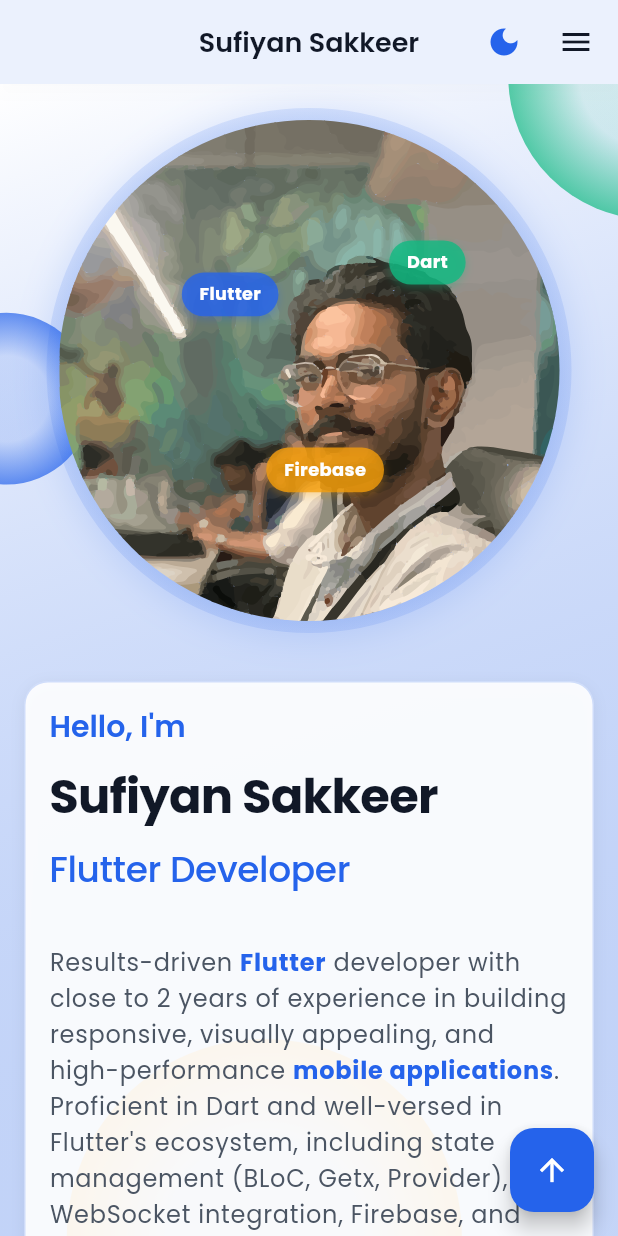
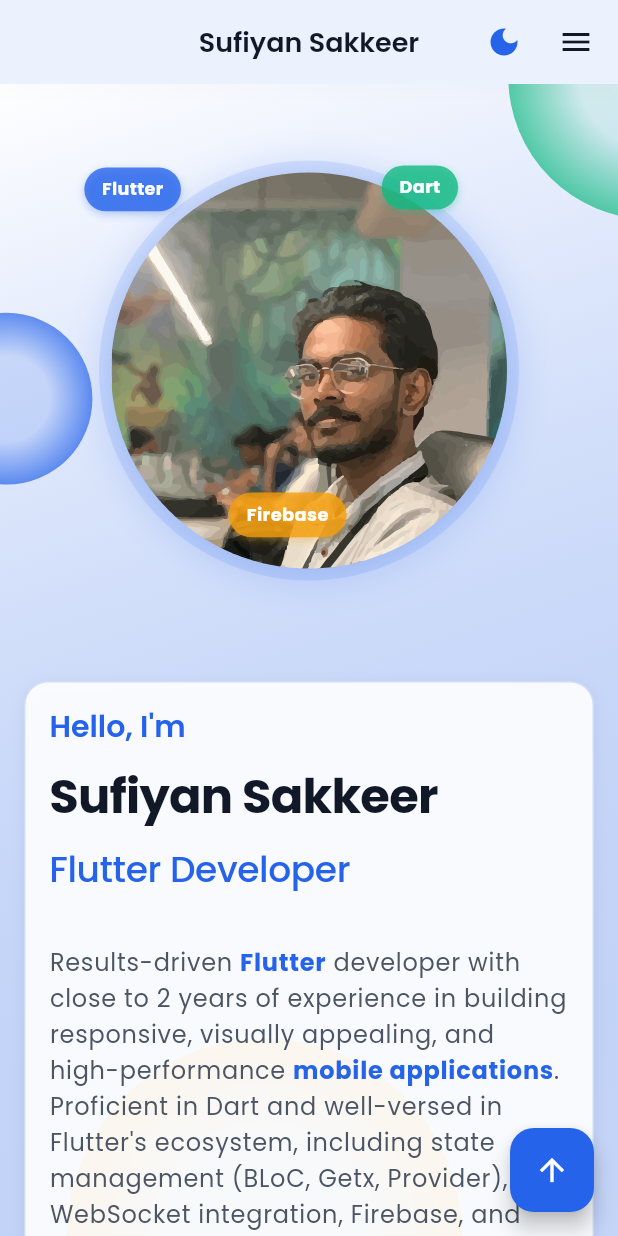
Before and after one commit to sufiyansakkeer/sufiyan-sakkeer-portfolio, a Flutter app: the screen it shows after launch, on a phone screen of 412 x 824 dp. Run offline on Flutter 3.47's test engine with Material 3 defaults, Android fonts, the phone set to English and light mode, and no system bars; drawn by our look-alikes of animated_text_kit; our stand-ins replace cloud_firestore, firebase_core, flutter_svg, font_awesome_flutter, google_fonts, shared_preferences; accounts and stored records are empty.

Commit message:
feat: Enhance AboutScreen layout with improved skill tag positioning and responsive design

```diff
--- a/lib/screens/about_screen.dart
+++ b/lib/screens/about_screen.dart
@@ -144,6 +144,7 @@ class AboutScreen extends StatelessWidget {
             flex: 5,
             child: Stack(
               alignment: Alignment.center,
+              clipBehavior: Clip.none,
               children: [
                 // Background decorative elements
                 Positioned(
@@ -191,8 +192,10 @@ class AboutScreen extends StatelessWidget {
           // Profile image with floating skill tags
           SizedBox(
             height: 350,
+            width: double.infinity,
             child: Stack(
               alignment: Alignment.center,
+              clipBehavior: Clip.none,
               children: [
                 _buildProfileImage(context),
                 ..._buildFloatingSkillTags(context, isMobile: true),
@@ -219,31 +222,46 @@ class AboutScreen extends StatelessWidget {
             ? ['Flutter', 'Dart', 'Firebase']
             : ['Flutter', 'Dart', 'Firebase', 'UI/UX', 'Mobile'];
 
+    // Get the center point based on image size
+    final imageSize = Helpers.isMobile(context) ? 280.0 : 320.0;
+    final centerX = imageSize / 2;
+    final centerY = imageSize / 2;
+
+    // Calculate positions relative to the center of the profile image
+    // with better distribution and no overflow
     final positions =
         isMobile
             ? [
-              const Offset(-60, -40),
-              const Offset(80, -60),
-              const Offset(0, 80),
+              Offset(centerX - 100, centerY - 100), // Top left
+              Offset(centerX + 100, centerY - 100), // Top right
+              Offset(centerX, centerY + 120), // Bottom center
             ]
             : [
-              const Offset(-120, -80),
-              const Offset(140, -100),
-              const Offset(160, 100),
-              const Offset(-140, 120),
-              const Offset(0, 160),
+              Offset(centerX - 160, centerY - 120), // Top left
+              Offset(centerX + 160, centerY - 120), // Top right
+              Offset(centerX + 180, centerY + 100), // Bottom right
+              Offset(centerX - 180, centerY + 100), // Bottom left
+              Offset(centerX, centerY + 180), // Bottom center
             ];
 
     // Use a fixed seed for deterministic randomness
     return List.generate(skills.length, (index) {
+      // Apply parallax effect with different intensity for each tag
+      final tagParallaxIntensity = 10.0 + (index * 5.0);
+
       return Positioned(
-        left: positions[index].dx + 150,
-        top: positions[index].dy + 150,
+        left: positions[index].dx,
+        top: positions[index].dy,
+        child: ParallaxEffect(
+          intensity: tagParallaxIntensity,
+          enableScrollEffect: true,
+          enableMouseTracking: !Helpers.isMobile(context),
           child: AnimatedSkillTag(
             skill: skills[index],
             color: _getColorForIndex(index, context),
             // Increase delay between animations for better performance
             delay: Duration(milliseconds: 500 * index),
+          ),
         ),
       );
     });
@@ -314,17 +332,24 @@ class AboutScreen extends StatelessWidget {
 
   Widget _buildProfileImage(BuildContext context) {
     // Reduce parallax intensity on mobile for better performance
-    final parallaxIntensity = Helpers.isMobile(context) ? 20.0 : 40.0;
+    final parallaxIntensity = Helpers.isMobile(context) ? 15.0 : 30.0;
+    final imageSize = Helpers.isMobile(context) ? 280.0 : 320.0;
 
-    return RepaintBoundary(
+    return Center(
+      child: RepaintBoundary(
         // Add RepaintBoundary to isolate repainting
         child: ParallaxEffect(
           intensity: parallaxIntensity,
           enableScrollEffect: true,
+          // Disable mouse tracking on mobile for better performance
+          enableMouseTracking: !Helpers.isMobile(context),
           child: Container(
-          constraints: const BoxConstraints(maxWidth: 350),
-          child: AspectRatio(
-            aspectRatio: 1,
+            width: imageSize,
+            height: imageSize,
+            constraints: BoxConstraints(
+              maxWidth: imageSize,
+              maxHeight: imageSize,
+            ),
             child: SlideRevealTransition(
               duration: const Duration(milliseconds: 1000),
               delay: const Duration(milliseconds: 300),
@@ -494,17 +519,24 @@ class AboutScreen extends StatelessWidget {
 
           const SizedBox(height: DesignSystem.spacingLg),
 
-          // Action buttons with parallax effect
-          ParallaxEffect(
-            intensity: 20.0,
-            enableScrollEffect: true,
-            child: SlideRevealTransition(
+          // Action buttons with individual parallax effects and responsive layout
+          SlideRevealTransition(
             duration: const Duration(milliseconds: 800),
             delay: const Duration(milliseconds: 1000),
             direction: SlideDirection.up,
-              child: Row(
+            child: Wrap(
+              spacing: DesignSystem.spacingMd,
+              runSpacing: DesignSystem.spacingMd,
+              alignment:
+                  Helpers.isMobile(context)
+                      ? WrapAlignment.center
+                      : WrapAlignment.start,
               children: [
-                  HoverEffect(
+                // Download Resume button with its own parallax effect
+                ParallaxEffect(
+                  intensity: 25.0,
+                  enableScrollEffect: true,
+                  child: HoverEffect(
                     scale: 1.05,
                     enableElevation: true,
                     child: ElevatedButton.icon(
@@ -514,8 +546,11 @@ class AboutScreen extends StatelessWidget {
                       icon: const Icon(Icons.download),
                       label: const Text('Download Resume'),
                       style: ElevatedButton.styleFrom(
-                        padding: const EdgeInsets.symmetric(
-                          horizontal: DesignSystem.spacingMd,
+                        padding: EdgeInsets.symmetric(
+                          horizontal:
+                              Helpers.isMobile(context)
+                                  ? DesignSystem.spacingSm
+                                  : DesignSystem.spacingMd,
                           vertical: DesignSystem.spacingSm,
                         ),
                         backgroundColor: Theme.of(context).colorScheme.primary,
@@ -524,10 +559,13 @@ class AboutScreen extends StatelessWidget {
                       ),
                     ),
                   ),
+                ),
 
-                  const SizedBox(width: DesignSystem.spacingMd),
-
-                  HoverEffect(
+                // Contact Me button with its own parallax effect
+                ParallaxEffect(
+                  intensity: 15.0,
+                  enableScrollEffect: true,
+                  child: HoverEffect(
                     scale: 1.05,
                     enableElevation: true,
                     child: OutlinedButton.icon(
@@ -544,8 +582,11 @@ class AboutScreen extends StatelessWidget {
                       icon: const Icon(Icons.email),
                       label: const Text('Contact Me'),
                       style: OutlinedButton.styleFrom(
-                        padding: const EdgeInsets.symmetric(
-                          horizontal: DesignSystem.spacingMd,
+                        padding: EdgeInsets.symmetric(
+                          horizontal:
+                              Helpers.isMobile(context)
+                                  ? DesignSystem.spacingSm
+                                  : DesignSystem.spacingMd,
                           vertical: DesignSystem.spacingSm,
                         ),
                         side: BorderSide(
@@ -555,8 +596,8 @@ class AboutScreen extends StatelessWidget {
                       ),
                     ),
                   ),
+                ),
               ],
-              ),
             ),
           ),
 
```
Lines whose indentation alone changed are shown as unchanged.
